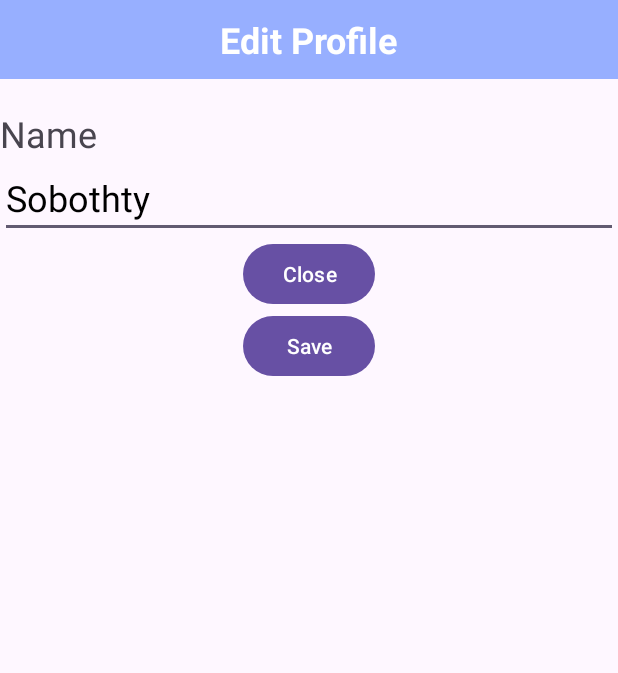
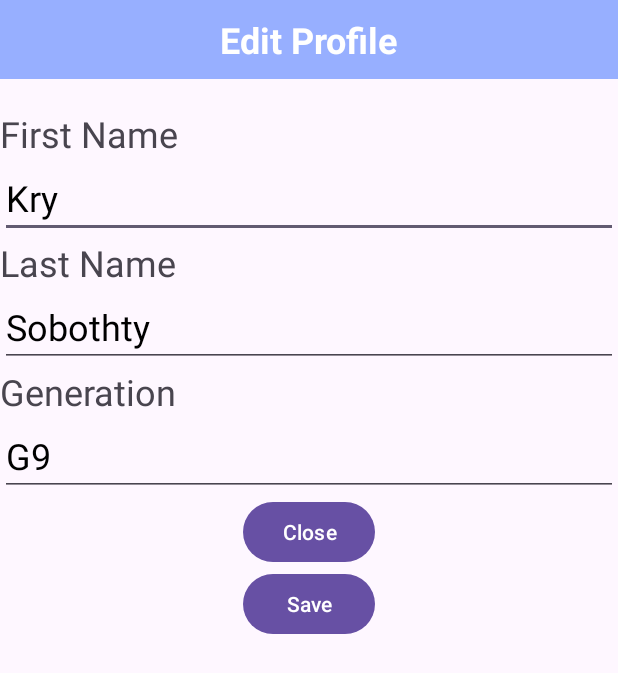
Before and after one commit to Sobothty/Design-profile-mobileApp, an Android app: the screen it shows after launch (EditProfileActivity), after a tap on "Edit icon", on a phone screen of 412 x 824 dp. Shown: the top 673 px of the screen. Run offline under Robolectric (Android 15) with nearby library versions, the phone set to English and light mode, and no system bars.

Commit message:
update editProfile with some Logic

```diff
--- a/app/src/main/java/com/bothty/homework_profile/EditProfileActivity.kt
+++ b/app/src/main/java/com/bothty/homework_profile/EditProfileActivity.kt
@@ -17,10 +17,14 @@ class EditProfileActivity : AppCompatActivity() {
         setContentView(binding.root)
 
         //Get fullName from profile
-        val userName = intent.getStringExtra("userName")
+        val firstName = intent.getStringExtra(MainActivity.FIRST_NAME)
+        val userName = intent.getStringExtra(MainActivity.USER_NAME)
+        val generation = intent.getStringExtra(MainActivity.GENERATION)
 
         //Set fullName to EditText
+        binding.editFirstname.setText(firstName)
         binding.editUsername.setText(userName)
+        binding.editGeneration.setText(generation)
 
         //Close activity
         binding.closeBtn.setOnClickListener{
@@ -33,10 +37,14 @@ class EditProfileActivity : AppCompatActivity() {
         }
     }
     private fun editProfile(){
+        val newFirstName = binding.editFirstname.text.toString()
         val newUserName = binding.editUsername.text.toString()
+        val newGeneration = binding.editGeneration.text.toString()
 
         val dataIntent = Intent()
+        dataIntent.putExtra(MainActivity.FIRST_NAME, newFirstName)
         dataIntent.putExtra(MainActivity.USER_NAME, newUserName)
+        dataIntent.putExtra(MainActivity.GENERATION, newGeneration)
         setResult(RESULT_OK, dataIntent)
         finish()
     }
--- a/app/src/main/java/com/bothty/homework_profile/MainActivity.kt
+++ b/app/src/main/java/com/bothty/homework_profile/MainActivity.kt
@@ -15,9 +15,16 @@ class MainActivity : AppCompatActivity() {
         ActivityResultContracts.StartActivityForResult()
     ) {
 
+        if(it.resultCode != RESULT_OK){
+            return@registerForActivityResult
+        }
+        val newFirstName = it.data?.getStringExtra(FIRST_NAME)
         val newUserName = it.data?.getStringExtra(USER_NAME)
+        val newGeneration = it.data?.getStringExtra(GENERATION)
 
+        binding.firstName.text = "$newFirstName"
         binding.profileName.text = "$newUserName"
+        binding.Generation.text = "$newGeneration"
     }
 
     override fun onCreate(savedInstanceState: Bundle?) {
@@ -33,15 +40,21 @@ class MainActivity : AppCompatActivity() {
     private fun goToEditProfile() {
         val intent = Intent(this, EditProfileActivity::class.java)
 
+        val firstName = binding.firstName.text.toString()
         val userName = binding.profileName.text.toString()
+        val generation = binding.Generation.text.toString()
 
+        intent.putExtra(FIRST_NAME, firstName)
         intent.putExtra(USER_NAME, userName)
+        intent.putExtra(GENERATION, generation)
 
         activityLauncher.launch(intent)
     }
 
     companion object{
+        const val FIRST_NAME = "firstName"
         const val USER_NAME = "userName"
+        const val GENERATION = "generation"
     }
 
 }
--- a/app/src/main/res/layout/activity_edit_profile.xml
+++ b/app/src/main/res/layout/activity_edit_profile.xml
@@ -21,16 +21,46 @@
         android:layout_width="0dp"
         android:layout_height="20dp"/>
     <TextView
+        android:id="@+id/firstName"
+        android:layout_width="wrap_content"
+        android:layout_height="wrap_content"
+        android:text="@string/firstName"
+        android:textSize="24sp"/>
+    <EditText
+        android:id="@+id/editFirstname"
+        android:inputType="text"
+        android:labelFor="@+id/UserName"
+        android:hint="@string/firstName"
+        android:textColor="@color/black"
+        android:textSize="24sp"
+        android:layout_width="match_parent"
+        android:layout_height="wrap_content"/>
+    <TextView
         android:id="@+id/UserName"
         android:layout_width="wrap_content"
         android:layout_height="wrap_content"
         android:text="@string/fullName"
         android:textSize="24sp"/>
     <EditText
-        android:id="@+id/edit_username"
+        android:id="@+id/editUsername"
         android:inputType="text"
         android:labelFor="@+id/UserName"
         android:hint="@string/fullName"
+        android:textColor="@color/black"
+        android:textSize="24sp"
+        android:layout_width="match_parent"
+        android:layout_height="wrap_content"/>
+    <TextView
+        android:id="@+id/Generation"
+        android:layout_width="wrap_content"
+        android:layout_height="wrap_content"
+        android:text="@string/Generation"
+        android:textSize="24sp"/>
+    <EditText
+        android:id="@+id/edit_generation"
+        android:inputType="text"
+        android:labelFor="@+id/Generation"
+        android:hint="@string/G9"
         android:textColor="@color/black"
         android:textSize="24sp"
         android:layout_width="match_parent"
--- a/app/src/main/res/values/strings.xml
+++ b/app/src/main/res/values/strings.xml
@@ -5,8 +5,11 @@
     <string name="cover_img">Cover Image</string>
     <string name="profile_img">Profile</string>
     <string name="ic_edit">Edit icon</string>
+    <string name="myFirstName">Kry</string>
     <string name="myName">Sobothty</string>
-    <string name="ITE">ITE - G9</string>
+    <string name="ITE">ITE</string>
+    <string name="G9">G9</string>
+    <string name="Generation">Generation</string>
     <string name="ITE_1">Year 1</string>
     <string name="ITE_2">Year 2</string>
     <string name="ITE_3">Year 3</string>
@@ -18,7 +21,8 @@
     <string name="second_des">14 April 2025</string>
     <string name="footer">ITE APP, v.1.0.11</string>
     <string name="edit_profile">Edit Profile</string>
-    <string name="fullName">Name</string>
+    <string name="firstName">First Name</string>
+    <string name="fullName">Last Name</string>
     <string name="close_btn">Close</string>
     <string name="save_btn">Save</string>
 
```
Also changed, not shown: app/src/main/res/layout/activity_main.xml (+41 -10 lines), 1 other file.
